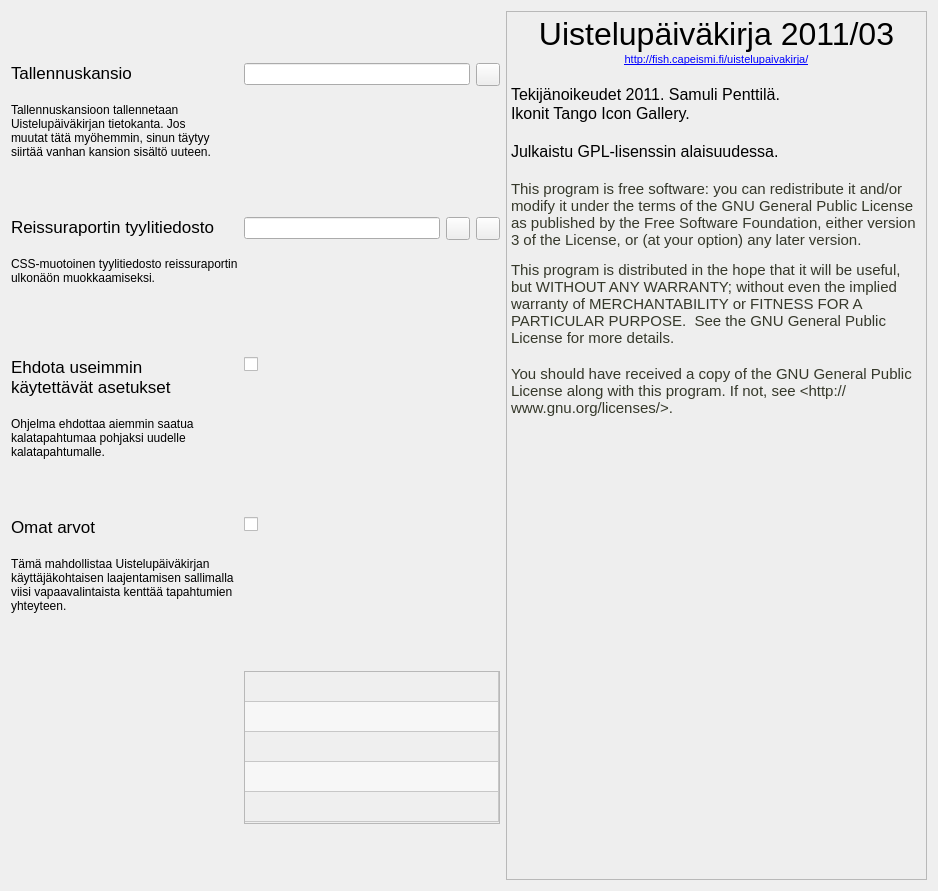
samuliwritescode/uistelupaivakirja-desktop, file settingsform.ui: the form before one commit.
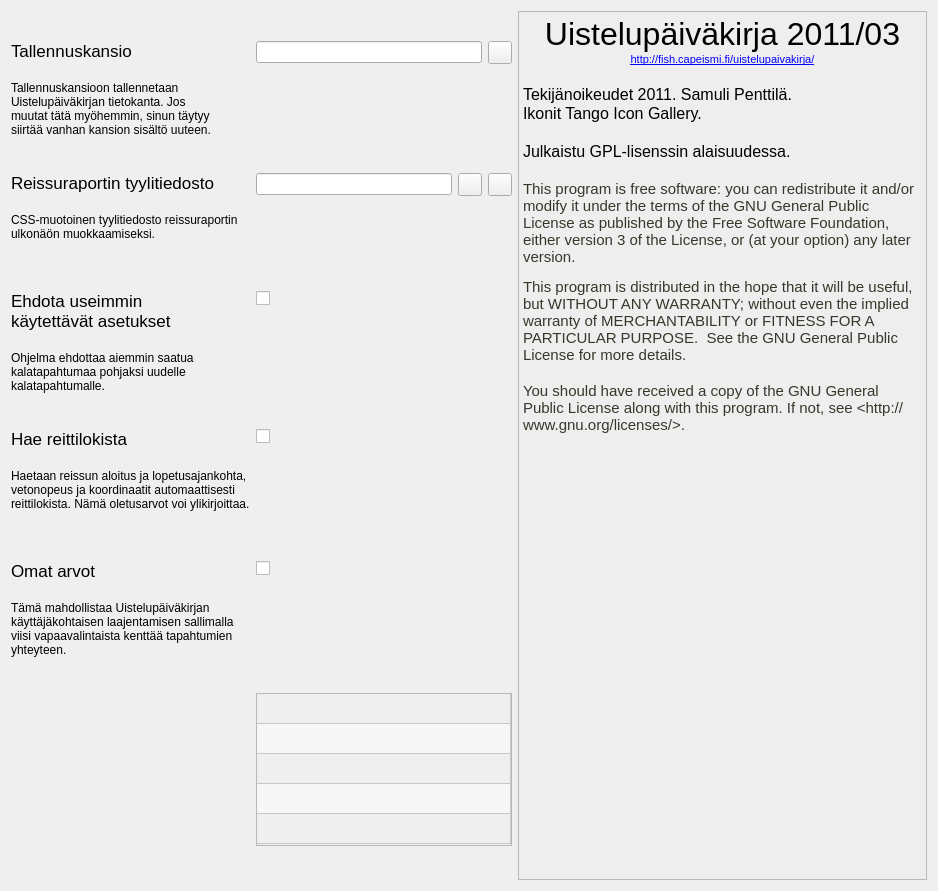
The form after the commit. Icons and pictures are not drawn.

Commit message: -Asetuksen taakse käytetäänkö automaattisesti reittilokia

What changed in the file:
```diff
--- a/settingsform.ui
+++ b/settingsform.ui
@@ -145,7 +145,7 @@
        </item>
       </layout>
      </item>
-     <item row="4" column="0">
+     <item row="5" column="0">
       <widget class="QLabel" name="label_4">
        <property name="text">
         <string>&lt;!DOCTYPE HTML PUBLIC &quot;-//W3C//DTD HTML 4.0//EN&quot; &quot;http://www.w3.org/TR/REC-html40/strict.dtd&quot;&gt;
@@ -164,7 +164,7 @@
        </property>
       </widget>
      </item>
-     <item row="5" column="1">
+     <item row="6" column="1">
       <widget class="QTableWidget" name="customFields">
        <property name="enabled">
         <bool>false</bool>
@@ -210,13 +210,37 @@
        <column/>
       </widget>
      </item>
-     <item row="4" column="1">
+     <item row="5" column="1">
       <widget class="QCheckBox" name="checkBoxUseCustomFields">
        <property name="text">
         <string/>
        </property>
       </widget>
      </item>
+     <item row="4" column="0">
+      <widget class="QLabel" name="label_5">
+       <property name="text">
+        <string>&lt;!DOCTYPE HTML PUBLIC &quot;-//W3C//DTD HTML 4.0//EN&quot; &quot;http://www.w3.org/TR/REC-html40/strict.dtd&quot;&gt;
+&lt;html&gt;&lt;head&gt;&lt;meta name=&quot;qrichtext&quot; content=&quot;1&quot; /&gt;&lt;style type=&quot;text/css&quot;&gt;
+p, li { white-space: pre-wrap; }
+&lt;/style&gt;&lt;/head&gt;&lt;body style=&quot; font-family:'Lucida Grande'; font-size:13pt; font-weight:400; font-style:normal;&quot;&gt;
+&lt;p style=&quot; margin-top:0px; margin-bottom:0px; margin-left:0px; margin-right:0px; -qt-block-indent:0; text-indent:0px;&quot;&gt;Hae reittilokista&lt;/p&gt;
+&lt;p style=&quot;-qt-paragraph-type:empty; margin-top:0px; margin-bottom:0px; margin-left:0px; margin-right:0px; -qt-block-indent:0; text-indent:0px;&quot;&gt;&lt;/p&gt;
+&lt;p style=&quot; margin-top:0px; margin-bottom:0px; margin-left:0px; margin-right:0px; -qt-block-indent:0; text-indent:0px;&quot;&gt;&lt;span style=&quot; font-size:9pt;&quot;&gt;Haetaan reissun aloitus ja lopetusajankohta, vetonopeus ja koordinaatit automaattisesti reittilokista. Nämä oletusarvot voi ylikirjoittaa.&lt;/span&gt;&lt;/p&gt;
+&lt;p style=&quot;-qt-paragraph-type:empty; margin-top:0px; margin-bottom:0px; margin-left:0px; margin-right:0px; -qt-block-indent:0; text-indent:0px; font-size:9pt;&quot;&gt;&lt;/p&gt;&lt;/body&gt;&lt;/html&gt;</string>
+       </property>
+       <property name="wordWrap">
+        <bool>true</bool>
+       </property>
+      </widget>
+     </item>
+     <item row="4" column="1">
+      <widget class="QCheckBox" name="checkBoxUseRouteLog">
+       <property name="text">
+        <string/>
+       </property>
+      </widget>
+     </item>
     </layout>
    </item>
    <item>
@@ -228,16 +252,16 @@
       <string>&lt;!DOCTYPE HTML PUBLIC &quot;-//W3C//DTD HTML 4.0//EN&quot; &quot;http://www.w3.org/TR/REC-html40/strict.dtd&quot;&gt;
 &lt;html&gt;&lt;head&gt;&lt;meta name=&quot;qrichtext&quot; content=&quot;1&quot; /&gt;&lt;style type=&quot;text/css&quot;&gt;
 p, li { white-space: pre-wrap; }
-&lt;/style&gt;&lt;/head&gt;&lt;body style=&quot; font-family:'MS Shell Dlg 2'; font-size:8.25pt; font-weight:400; font-style:normal;&quot;&gt;
+&lt;/style&gt;&lt;/head&gt;&lt;body style=&quot; font-family:'Lucida Grande'; font-size:13pt; font-weight:400; font-style:normal;&quot;&gt;
 &lt;p align=&quot;center&quot; style=&quot; margin-top:0px; margin-bottom:0px; margin-left:0px; margin-right:0px; -qt-block-indent:0; text-indent:0px;&quot;&gt;&lt;img src=&quot;:/res/mainlogo64.png&quot; /&gt;&lt;/p&gt;
-&lt;p align=&quot;center&quot; style=&quot; margin-top:0px; margin-bottom:0px; margin-left:0px; margin-right:0px; -qt-block-indent:0; text-indent:0px;&quot;&gt;&lt;span style=&quot; font-family:'Lucida Grande'; font-size:24pt;&quot;&gt;Uistelupäiväkirja 2011/03&lt;/span&gt;&lt;/p&gt;
-&lt;p align=&quot;center&quot; style=&quot; margin-top:0px; margin-bottom:0px; margin-left:0px; margin-right:0px; -qt-block-indent:0; text-indent:0px;&quot;&gt;&lt;a href=&quot;http://fish.capeismi.fi/uistelupaivakirja/&quot;&gt;&lt;span style=&quot; font-size:8pt; text-decoration: underline; color:#0000ff;&quot;&gt;http://fish.capeismi.fi/uistelupaivakirja/&lt;/span&gt;&lt;/a&gt;&lt;/p&gt;
-&lt;p style=&quot;-qt-paragraph-type:empty; margin-top:0px; margin-bottom:0px; margin-left:0px; margin-right:0px; -qt-block-indent:0; text-indent:0px; font-family:'Lucida Grande'; font-size:12pt;&quot;&gt;&lt;/p&gt;
-&lt;p style=&quot; margin-top:0px; margin-bottom:0px; margin-left:0px; margin-right:0px; -qt-block-indent:0; text-indent:0px;&quot;&gt;&lt;span style=&quot; font-family:'Lucida Grande'; font-size:12pt;&quot;&gt;Tekijänoikeudet 2011. Samuli Penttilä. &lt;/span&gt;&lt;/p&gt;
-&lt;p style=&quot; margin-top:0px; margin-bottom:0px; margin-left:0px; margin-right:0px; -qt-block-indent:0; text-indent:0px;&quot;&gt;&lt;span style=&quot; font-family:'Lucida Grande'; font-size:12pt;&quot;&gt;Ikonit Tango Icon Gallery.&lt;/span&gt;&lt;/p&gt;
-&lt;p style=&quot;-qt-paragraph-type:empty; margin-top:0px; margin-bottom:0px; margin-left:0px; margin-right:0px; -qt-block-indent:0; text-indent:0px; font-family:'Lucida Grande'; font-size:12pt;&quot;&gt;&lt;/p&gt;
-&lt;p style=&quot; margin-top:0px; margin-bottom:0px; margin-left:0px; margin-right:0px; -qt-block-indent:0; text-indent:0px;&quot;&gt;&lt;span style=&quot; font-family:'Lucida Grande'; font-size:12pt;&quot;&gt;Julkaistu GPL-lisenssin alaisuudessa. &lt;/span&gt;&lt;/p&gt;
-&lt;p style=&quot;-qt-paragraph-type:empty; margin-top:0px; margin-bottom:0px; margin-left:0px; margin-right:0px; -qt-block-indent:0; text-indent:0px; font-family:'Lucida Grande'; font-size:12pt;&quot;&gt;&lt;/p&gt;
+&lt;p align=&quot;center&quot; style=&quot; margin-top:0px; margin-bottom:0px; margin-left:0px; margin-right:0px; -qt-block-indent:0; text-indent:0px;&quot;&gt;&lt;span style=&quot; font-size:24pt;&quot;&gt;Uistelupäiväkirja 2011/03&lt;/span&gt;&lt;/p&gt;
+&lt;p align=&quot;center&quot; style=&quot; margin-top:0px; margin-bottom:0px; margin-left:0px; margin-right:0px; -qt-block-indent:0; text-indent:0px;&quot;&gt;&lt;a href=&quot;http://fish.capeismi.fi/uistelupaivakirja/&quot;&gt;&lt;span style=&quot; font-family:'MS Shell Dlg 2'; font-size:8pt; text-decoration: underline; color:#0000ff;&quot;&gt;http://fish.capeismi.fi/uistelupaivakirja/&lt;/span&gt;&lt;/a&gt;&lt;/p&gt;
+&lt;p style=&quot;-qt-paragraph-type:empty; margin-top:0px; margin-bottom:0px; margin-left:0px; margin-right:0px; -qt-block-indent:0; text-indent:0px; font-size:12pt;&quot;&gt;&lt;/p&gt;
+&lt;p style=&quot; margin-top:0px; margin-bottom:0px; margin-left:0px; margin-right:0px; -qt-block-indent:0; text-indent:0px;&quot;&gt;&lt;span style=&quot; font-size:12pt;&quot;&gt;Tekijänoikeudet 2011. Samuli Penttilä. &lt;/span&gt;&lt;/p&gt;
+&lt;p style=&quot; margin-top:0px; margin-bottom:0px; margin-left:0px; margin-right:0px; -qt-block-indent:0; text-indent:0px;&quot;&gt;&lt;span style=&quot; font-size:12pt;&quot;&gt;Ikonit Tango Icon Gallery.&lt;/span&gt;&lt;/p&gt;
+&lt;p style=&quot;-qt-paragraph-type:empty; margin-top:0px; margin-bottom:0px; margin-left:0px; margin-right:0px; -qt-block-indent:0; text-indent:0px; font-size:12pt;&quot;&gt;&lt;/p&gt;
+&lt;p style=&quot; margin-top:0px; margin-bottom:0px; margin-left:0px; margin-right:0px; -qt-block-indent:0; text-indent:0px;&quot;&gt;&lt;span style=&quot; font-size:12pt;&quot;&gt;Julkaistu GPL-lisenssin alaisuudessa. &lt;/span&gt;&lt;/p&gt;
+&lt;p style=&quot;-qt-paragraph-type:empty; margin-top:0px; margin-bottom:0px; margin-left:0px; margin-right:0px; -qt-block-indent:0; text-indent:0px; font-size:12pt;&quot;&gt;&lt;/p&gt;
 &lt;p style=&quot; margin-top:0px; margin-bottom:12px; margin-left:0px; margin-right:0px; -qt-block-indent:0; text-indent:0px;&quot;&gt;&lt;span style=&quot; font-family:'monospace'; font-size:11pt; color:#35382a;&quot;&gt;This program is free software: you can redistribute it and/or modify it under the terms of the GNU General Public License as published by the Free Software Foundation, either version 3 of the License, or (at your option) any later version.&lt;/span&gt;&lt;/p&gt;
 &lt;p style=&quot; margin-top:0px; margin-bottom:0px; margin-left:0px; margin-right:0px; -qt-block-indent:0; text-indent:0px;&quot;&gt;&lt;span style=&quot; font-family:'monospace'; font-size:11pt; color:#35382a;&quot;&gt;This program is distributed in the hope that it will be useful, but WITHOUT ANY WARRANTY; without even the implied warranty of MERCHANTABILITY or FITNESS FOR A PARTICULAR PURPOSE.  See the GNU General Public License for more details.&lt;/span&gt;&lt;/p&gt;
 &lt;p style=&quot;-qt-paragraph-type:empty; margin-top:0px; margin-bottom:0px; margin-left:0px; margin-right:0px; -qt-block-indent:0; text-indent:0px; font-family:'monospace'; font-size:11pt; color:#35382a;&quot;&gt;&lt;/p&gt;
```
The commit also changes 4 other files.
